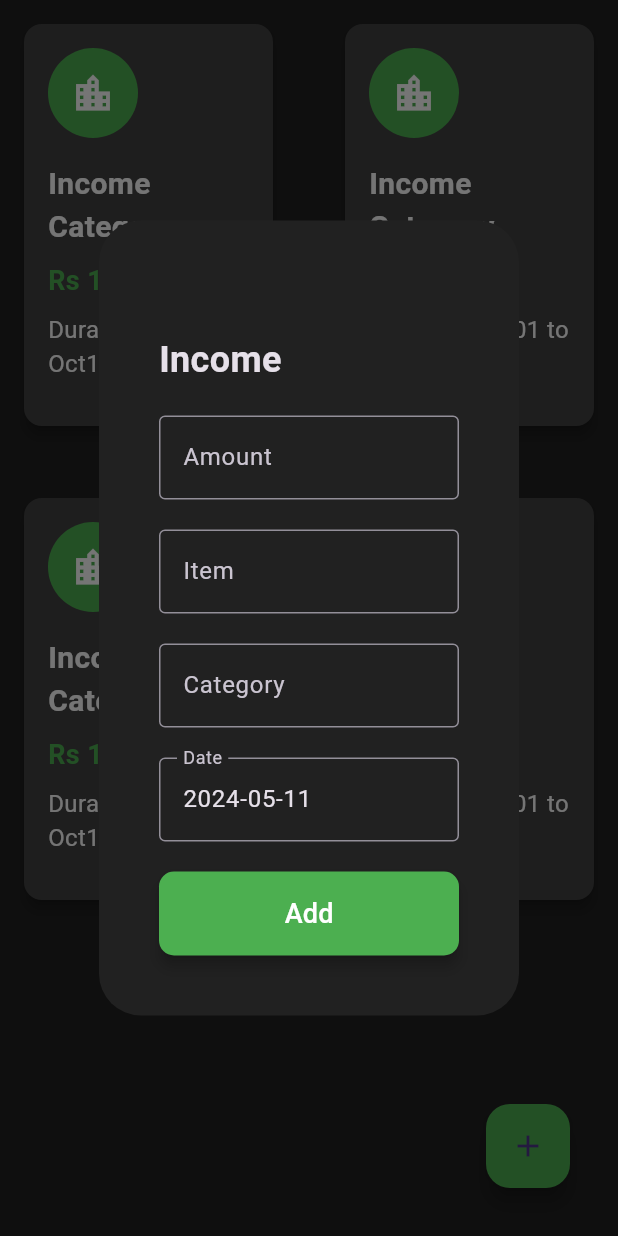
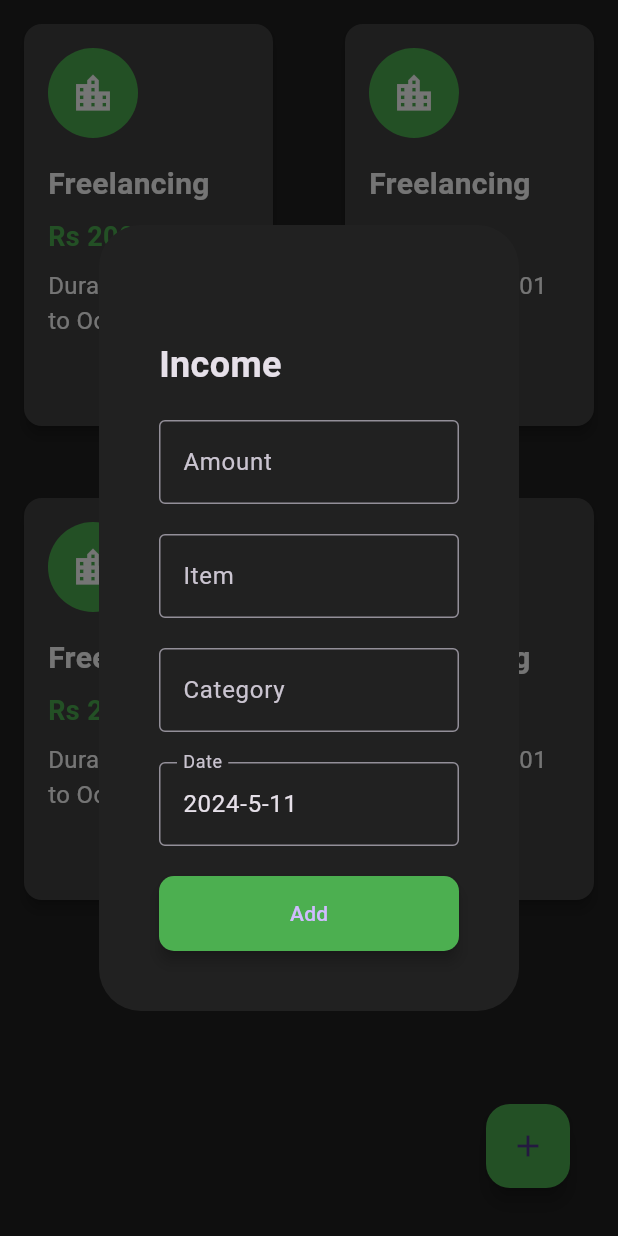
Before and after one commit to surajpahari/walletwise, a Flutter app: the IncomeScreen screen opened directly, after a tap on the "add" icon, on a phone screen of 412 x 824 dp. Run offline on Flutter 3.47's test engine with Material 3 defaults, Android fonts, the light colour scheme and no system bars; our stand-ins replace fl_chart, get.

Commit message:
date field and controller

```diff
--- a/frontend/lib/controllers/budget/income_contorller.dart
+++ b/frontend/lib/controllers/budget/income_contorller.dart
@@ -1,16 +1,34 @@
 import "dart:convert";
+import "package:flutter/material.dart";
 import "package:walletwise/api/fetcher.dart";
 import "package:walletwise/api/urls/app_urls.dart";
 import "package:walletwise/models/income.dart";
+import 'package:get/get.dart';
 
-class IncomeContorller {
-  static Future<dynamic> addIncome(Income income) async {
+class IncomeController {
+  final item = TextEditingController();
+  final amount = TextEditingController();
+  final category = TextEditingController();
+  final date = TextEditingController();
+  GlobalKey<FormState> incomeFormKey = GlobalKey<FormState>();
+
+  final RxString submitState = "Add".obs;
+  Future<dynamic> addIncome(Income income) async {
+    submitState.value = "Loading";
     String incomeJson = jsonEncode(income.toJson());
+    GlobalKey<FormState> incomeFormKey = GlobalKey<FormState>();
+    if (incomeFormKey.currentState == null ||
+        !incomeFormKey.currentState!.validate()) {
+      submitState.value = "Error";
+      return;
+    }
+
     var response = await FetchAPI(ApiUrls.addIncome, HttpMethod.post,
         body: {'income': incomeJson}).fetchAuthorizedAPI();
     if (response.statusCode == 200) {
       print(response.body);
       print("Adding Income");
+      submitState.value = "Add";
     } else {
       throw Exception('Failed to load budgets');
     }
--- a/frontend/lib/screens/income_screen.dart
+++ b/frontend/lib/screens/income_screen.dart
@@ -1,9 +1,10 @@
 import 'package:flutter/material.dart';
+import 'package:walletwise/models/income.dart';
 import 'package:walletwise/utils/cards/income_card.dart';
 import 'package:walletwise/utils/forms/income_form.dart';
 
 class IncomeScreen extends StatefulWidget {
-  const IncomeScreen({Key? key});
+  IncomeScreen({Key? key});
   void hello(BuildContext context) {
     showDialog(
       context: context,
@@ -65,11 +66,31 @@ class _IncomeScreenState extends State<IncomeScreen> {
                 mainAxisSpacing: 16.0,
                 crossAxisSpacing: 16.0,
               ),
-              children: const [
-                IncomeCard(),
-                IncomeCard(),
-                IncomeCard(),
-                IncomeCard(),
+              children: [
+                IncomeCard(
+                    "Interval",
+                    Income(
+                        date: '01/02/03',
+                        amount: 2000,
+                        category: 'Freelancing')),
+                IncomeCard(
+                    "Interval",
+                    Income(
+                        date: '01/02/03',
+                        amount: 2000,
+                        category: 'Freelancing')),
+                IncomeCard(
+                    "Interval",
+                    Income(
+                        date: '01/02/03',
+                        amount: 2000,
+                        category: 'Freelancing')),
+                IncomeCard(
+                    "Interval",
+                    Income(
+                        date: '01/02/03',
+                        amount: 2000,
+                        category: 'Freelancing')),
               ],
             ),
           ),
--- a/frontend/lib/utils/cards/income_card.dart
+++ b/frontend/lib/utils/cards/income_card.dart
@@ -1,8 +1,11 @@
 import 'package:flutter/material.dart';
 import 'package:walletwise/constants/app_icons.dart';
+import 'package:walletwise/models/income.dart';
 
 class IncomeCard extends StatelessWidget {
-  const IncomeCard({Key? key}) : super(key: key);
+  final Income income;
+  String interval = "Oct01-Oct10";
+  IncomeCard(this.interval, this.income);
 
   @override
   Widget build(BuildContext context) {
@@ -26,7 +29,7 @@ class IncomeCard extends StatelessWidget {
             ),
             const SizedBox(height: 16),
             Text(
-              "Income Category",
+              income.category,
               style: const TextStyle(
                 fontSize: 20,
                 fontWeight: FontWeight.bold,
@@ -35,7 +38,7 @@ class IncomeCard extends StatelessWidget {
             ),
             const SizedBox(height: 8),
             Text(
-              "Rs 1000",
+              "Rs ${income.amount.toString()}",
               style: const TextStyle(
                 fontSize: 18,
                 fontWeight: FontWeight.w700,
@@ -44,7 +47,7 @@ class IncomeCard extends StatelessWidget {
             ),
             const SizedBox(height: 8),
             const Text(
-              "Duration: Oct01 to Oct10",
+              "Duration:  Oct01 to Oct10",
               style: TextStyle(
                   fontSize: 16,
                   color: Colors.white), // Adjusted text color for visibility
--- a/frontend/lib/utils/date_picker.dart
+++ b/frontend/lib/utils/date_picker.dart
@@ -0,0 +1,63 @@
+import "package:flutter/material.dart";
+
+class DatePicker extends StatefulWidget {
+  const DatePicker({required this.controller, Key? key}) : super(key: key);
+  final TextEditingController controller;
+
+  @override
+  State<DatePicker> createState() => _DatePickerState();
+}
+
+class _DatePickerState extends State<DatePicker> {
+  late TextEditingController _controller;
+  late DateTime pickedDate;
+
+  @override
+  void initState() {
+    super.initState();
+    _controller = widget.controller;
+    pickedDate = DateTime.now();
+    _controller.text = _formatDate(pickedDate);
+  }
+
+  @override
+  void dispose() {
+    _controller.dispose();
+    super.dispose();
+  }
+
+  Future<void> handleTap(BuildContext context) async {
+    final DateTime? selectedDate = await showDatePicker(
+      context: context,
+      initialDate: pickedDate,
+      firstDate: DateTime(2023),
+      lastDate: DateTime.now(),
+    );
+
+    if (selectedDate != null) {
+      setState(() {
+        pickedDate = selectedDate;
+        _controller.text = _formatDate(selectedDate);
+      });
+    }
+  }
+
+  String _formatDate(DateTime date) {
+    return '${date.year}-${date.month}-${date.day}';
+  }
+
+  @override
+  Widget build(BuildContext context) {
+    return TextFormField(
+      readOnly: true,
+      decoration: const InputDecoration(
+        labelText: "Date",
+        border: OutlineInputBorder(),
+      ),
+      onTap: () {
+        handleTap(context);
+      },
+      controller: _controller,
+    );
+  }
+}
--- a/frontend/lib/utils/forms/income_form.dart
+++ b/frontend/lib/utils/forms/income_form.dart
@@ -1,47 +1,15 @@
 import 'package:flutter/material.dart';
-import 'package:intl/intl.dart'; // Import this for date formatting
+import 'package:walletwise/controllers/budget/income_contorller.dart';
+import 'package:walletwise/models/income.dart';
+import 'package:get/get.dart';
+import 'package:walletwise/utils/date_picker.dart';
 
-class IncomeForm extends StatefulWidget {
-  const IncomeForm({Key? key}) : super(key: key);
-
-  @override
-  _IncomeFormState createState() => _IncomeFormState();
-}
-
-class _IncomeFormState extends State<IncomeForm> {
-  late TextEditingController _dateController;
-
-  @override
-
-  void initState() {
-    super.initState();
-    _dateController = TextEditingController(
-      text: DateFormat('yyyy-MM-dd').format(DateTime.now()),
-    );
-  }
-
-  @override
-  void dispose() {
-    _dateController.dispose();
-    super.dispose();
-  }
-
-  Future<void> _selectDate(BuildContext context) async {
-    final DateTime? picked = await showDatePicker(
-      context: context,
-      initialDate: DateTime.now(),
-      firstDate: DateTime(2024),
-      lastDate: DateTime.now(),
-    );
-    if (picked != null) {
-      setState(() {
-        _dateController.text = DateFormat('yyyy-MM-dd').format(picked);
-      });
-    }
-  }
+class IncomeForm extends StatelessWidget {
+  final controller = IncomeController();
 
   @override
   Widget build(BuildContext context) {
+    final controller = IncomeController();
     return Padding(
       padding: const EdgeInsets.all(16.0),
       child: SingleChildScrollView(
@@ -57,6 +25,7 @@ class _IncomeFormState extends State<IncomeForm> {
             ),
             const SizedBox(height: 20),
             TextFormField(
+              controller: controller.amount,
               decoration: const InputDecoration(
                 labelText: "Amount",
                 border: OutlineInputBorder(),
@@ -71,6 +40,7 @@ class _IncomeFormState extends State<IncomeForm> {
             ),
             const SizedBox(height: 20),
             TextFormField(
+              controller: controller.item,
               decoration: const InputDecoration(
                 labelText: "Item",
                 border: OutlineInputBorder(),
@@ -84,6 +54,7 @@ class _IncomeFormState extends State<IncomeForm> {
             ),
             const SizedBox(height: 20),
             TextFormField(
+              controller: controller.category,
               decoration: const InputDecoration(
                 labelText: "Category",
                 border: OutlineInputBorder(),
@@ -96,43 +67,21 @@ class _IncomeFormState extends State<IncomeForm> {
               },
             ),
             const SizedBox(height: 20),
-            TextFormField(
-              controller: _dateController,
-              readOnly: true,
-              decoration: const InputDecoration(
-                labelText: "Date",
-                border: OutlineInputBorder(),
-              ),
-              onTap: () {
-                _selectDate(context);
-              },
-              validator: (value) {
-                if (value == null || value.isEmpty) {
-                  return 'Please select the date';
-                }
-                return null;
-              },
-            ),
+            DatePicker(controller: controller.date),
             const SizedBox(height: 20),
             ElevatedButton(
-              onPressed: () {
-                // Implement form submission functionality
-              },
+              onPressed: () => controller.addIncome(
+                  Income(amount: 100, category: "fitness", date: '1010100')),
               style: ElevatedButton.styleFrom(
-                backgroundColor: Colors.green, // Background color of the button
-                padding: const EdgeInsets.symmetric(
-                    vertical: 15), // Padding around the button content
-                elevation: 4, // Elevation of the button
+                backgroundColor: Colors.green,
+                padding: const EdgeInsets.symmetric(vertical: 15),
+                elevation: 4,
                 shape: RoundedRectangleBorder(
-                  // Rounded corners for the button
                   borderRadius: BorderRadius.circular(10),
                 ),
               ),
-              child: const Text(
-                "Add",
-                style: TextStyle(
-                    fontSize: 18,
-                    color: Colors.white), // Text style of the button text
+              child: Obx(
+                () => Text(controller.submitState.value),
               ),
             ),
           ],
```
Also changed, not shown: frontend/lib/common/data.dart (added, +11 -0 lines), frontend/lib/controllers/budget/expense_controller.dart (added, +17 -0 lines), frontend/lib/controllers/stocks/stock_controller.dart (added, +7 -0 lines), frontend/lib/screens/profile_screen.dart (+19 -18 lines), frontend/lib/utils/forms/expense_form.dart (+18 -19 lines), frontend/lib/utils/search.dart (+7 -5 lines), frontend/lib/utils/forms/incomeform.dart (deleted).
